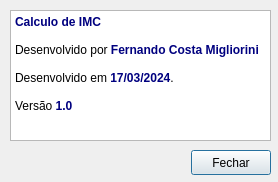
fercosmig/IMC, file fm_sobre.ui: the form before one commit.
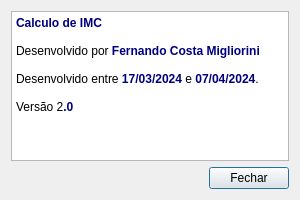
The form after the commit. Icons and pictures are not drawn.

```diff
--- a/fm_sobre.ui
+++ b/fm_sobre.ui
@@ -6,37 +6,28 @@
    <rect>
     <x>0</x>
     <y>0</y>
-    <width>278</width>
-    <height>182</height>
+    <width>300</width>
+    <height>200</height>
    </rect>
   </property>
   <property name="windowTitle">
    <string>Sobre o IMC</string>
   </property>
-  <widget class="QPushButton" name="pushButton_fechar">
-   <property name="geometry">
-    <rect>
-     <x>191</x>
-     <y>150</y>
-     <width>80</width>
-     <height>25</height>
-    </rect>
-   </property>
-   <property name="text">
-    <string>Fechar</string>
-   </property>
-  </widget>
-  <widget class="QTextBrowser" name="textBrowser">
-   <property name="geometry">
-    <rect>
-     <x>10</x>
-     <y>10</y>
-     <width>261</width>
-     <height>131</height>
-    </rect>
-   </property>
-   <property name="html">
-    <string>&lt;!DOCTYPE HTML PUBLIC &quot;-//W3C//DTD HTML 4.0//EN&quot; &quot;http://www.w3.org/TR/REC-html40/strict.dtd&quot;&gt;
+  <property name="windowIcon">
+   <iconset resource="resource_files.qrc">
+    <normaloff>:/images/images/icone.png</normaloff>:/images/images/icone.png</iconset>
+  </property>
+  <layout class="QGridLayout" name="gridLayout">
+   <item row="0" column="0">
+    <widget class="QTextBrowser" name="textBrowser">
+     <property name="sizePolicy">
+      <sizepolicy hsizetype="Expanding" vsizetype="Expanding">
+       <horstretch>0</horstretch>
+       <verstretch>0</verstretch>
+      </sizepolicy>
+     </property>
+     <property name="html">
+      <string>&lt;!DOCTYPE HTML PUBLIC &quot;-//W3C//DTD HTML 4.0//EN&quot; &quot;http://www.w3.org/TR/REC-html40/strict.dtd&quot;&gt;
 &lt;html&gt;&lt;head&gt;&lt;meta name=&quot;qrichtext&quot; content=&quot;1&quot; /&gt;&lt;meta charset=&quot;utf-8&quot; /&gt;&lt;style type=&quot;text/css&quot;&gt;
 p, li { white-space: pre-wrap; }
 hr { height: 1px; border-width: 0; }
@@ -47,11 +38,37 @@
 &lt;p style=&quot;-qt-paragraph-type:empty; margin-top:0px; margin-bottom:0px; margin-left:0px; margin-right:0px; -qt-block-indent:0; text-indent:0px;&quot;&gt;&lt;br /&gt;&lt;/p&gt;
 &lt;p style=&quot; margin-top:0px; margin-bottom:0px; margin-left:0px; margin-right:0px; -qt-block-indent:0; text-indent:0px;&quot;&gt;Desenvolvido por &lt;span style=&quot; font-weight:700; color:#00007f;&quot;&gt;Fernando Costa Migliorini&lt;/span&gt;&lt;/p&gt;
 &lt;p style=&quot;-qt-paragraph-type:empty; margin-top:0px; margin-bottom:0px; margin-left:0px; margin-right:0px; -qt-block-indent:0; text-indent:0px;&quot;&gt;&lt;br /&gt;&lt;/p&gt;
-&lt;p style=&quot; margin-top:0px; margin-bottom:0px; margin-left:0px; margin-right:0px; -qt-block-indent:0; text-indent:0px;&quot;&gt;Desenvolvido em &lt;span style=&quot; font-weight:700; color:#00007f;&quot;&gt;17/03/2024&lt;/span&gt;.&lt;/p&gt;
+&lt;p style=&quot; margin-top:0px; margin-bottom:0px; margin-left:0px; margin-right:0px; -qt-block-indent:0; text-indent:0px;&quot;&gt;Desenvolvido entre &lt;span style=&quot; font-weight:700; color:#00007f;&quot;&gt;17/03/2024&lt;/span&gt; e &lt;span style=&quot; font-weight:700; color:#00007f;&quot;&gt;07/04/2024&lt;/span&gt;.&lt;/p&gt;
 &lt;p style=&quot;-qt-paragraph-type:empty; margin-top:0px; margin-bottom:0px; margin-left:0px; margin-right:0px; -qt-block-indent:0; text-indent:0px;&quot;&gt;&lt;br /&gt;&lt;/p&gt;
-&lt;p style=&quot; margin-top:0px; margin-bottom:0px; margin-left:0px; margin-right:0px; -qt-block-indent:0; text-indent:0px;&quot;&gt;Versão &lt;span style=&quot; font-weight:700; color:#00007f;&quot;&gt;1.0&lt;/span&gt;&lt;/p&gt;&lt;/body&gt;&lt;/html&gt;</string>
-   </property>
-  </widget>
+&lt;p style=&quot; margin-top:0px; margin-bottom:0px; margin-left:0px; margin-right:0px; -qt-block-indent:0; text-indent:0px;&quot;&gt;Versão 2&lt;span style=&quot; font-weight:700; color:#00007f;&quot;&gt;.0&lt;/span&gt;&lt;/p&gt;&lt;/body&gt;&lt;/html&gt;</string>
+     </property>
+    </widget>
+   </item>
+   <item row="1" column="0">
+    <layout class="QHBoxLayout" name="horizontalLayout">
+     <item>
+      <spacer name="horizontalSpacer">
+       <property name="orientation">
+        <enum>Qt::Horizontal</enum>
+       </property>
+       <property name="sizeHint" stdset="0">
+        <size>
+         <width>40</width>
+         <height>20</height>
+        </size>
+       </property>
+      </spacer>
+     </item>
+     <item>
+      <widget class="QPushButton" name="pushButton_fechar">
+       <property name="text">
+        <string>Fechar</string>
+       </property>
+      </widget>
+     </item>
+    </layout>
+   </item>
+  </layout>
  </widget>
  <resources/>
  <connections/>
```
Left out of the diff: 4 changed lines with no effect on the pictures.
